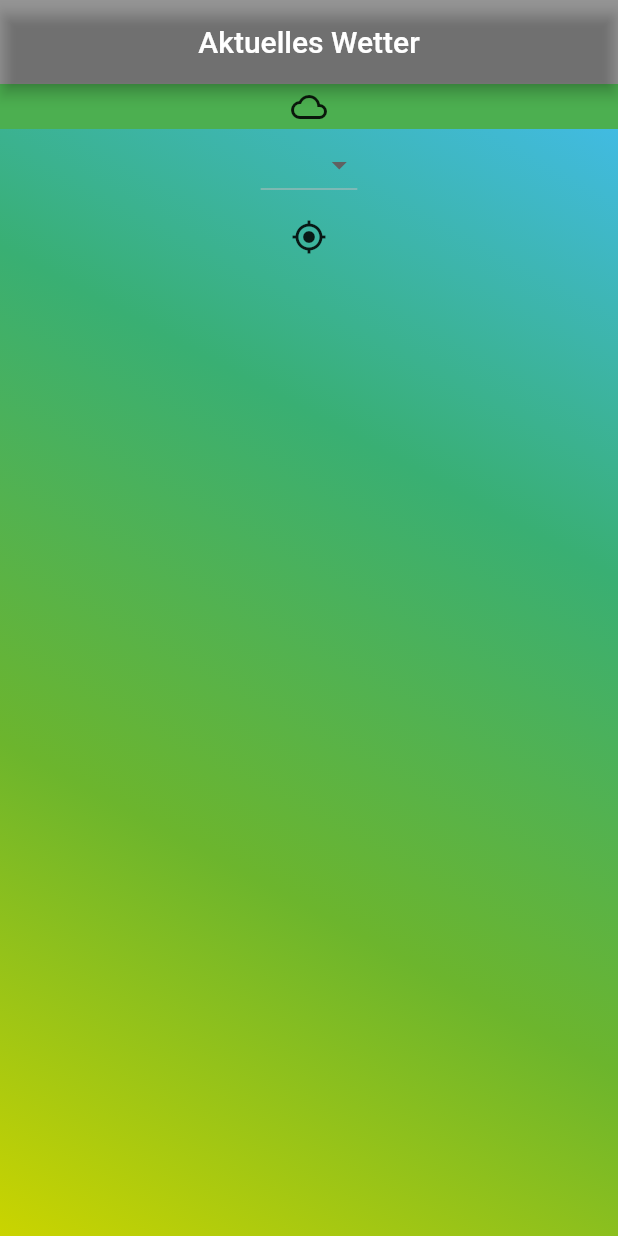
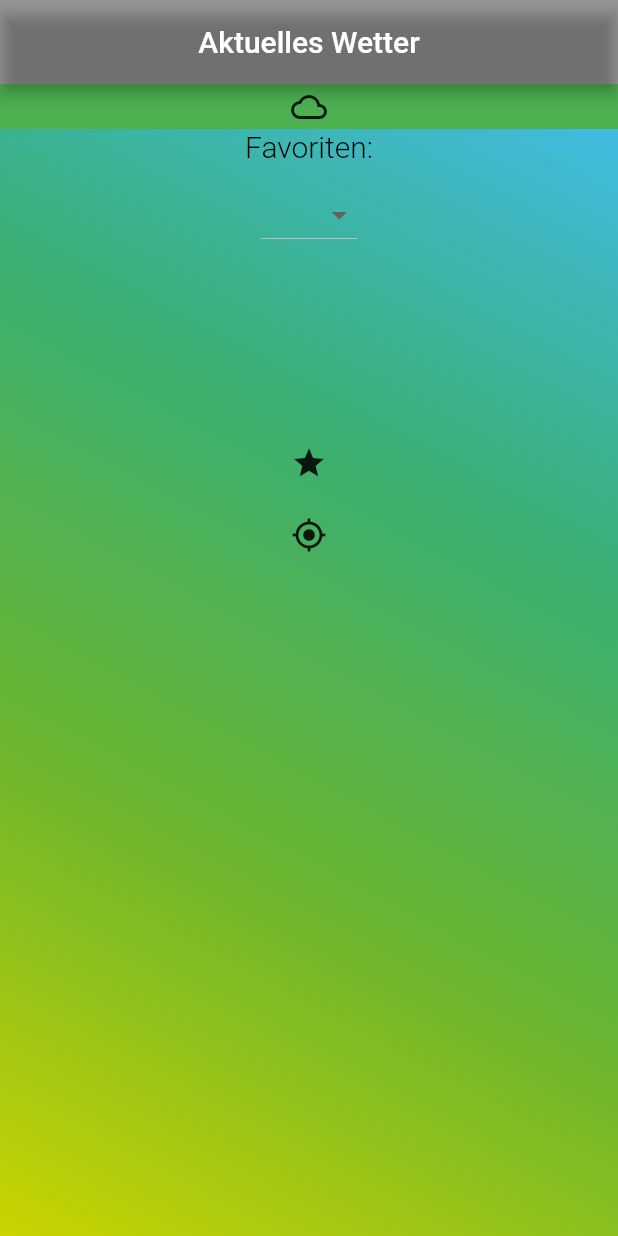
Before and after one commit to MCB-crypto/weather_app, a Flutter app: the screen it shows after launch, after a tap on the "gps fixed" icon, on a phone screen of 412 x 824 dp. Run offline on Flutter 3.47's test engine with Material 2 defaults, Android fonts, the phone set to English and light mode, and no system bars; our stand-ins replace cached_network_image, connectivity, geolocator, shared_preferences.

Commit message:
addedFavorites

```diff
--- a/lib/main.dart
+++ b/lib/main.dart
@@ -1,11 +1,16 @@
 import 'package:flutter/cupertino.dart';
 import 'package:flutter/material.dart';
+import 'package:provider/provider.dart';
+import 'package:weather_app/providers/weather_model.dart';
 import 'package:weather_app/screens/home_screen.dart';
 import 'package:weather_app/utilities/app_colors.dart';
 
 
 void main() {
-  runApp(const MyWeatherApp());
+  runApp(ChangeNotifierProvider(
+      create: (BuildContext context) => WeatherModel() ,
+      child: const MyWeatherApp())
+  );
 }
 
 class MyWeatherApp extends StatefulWidget {
--- a/lib/models/weather_response.dart
+++ b/lib/models/weather_response.dart
@@ -8,9 +8,9 @@ class WeatherResponse{
   String? cityName;
   Coordinates? coord;
 
-  WeatherResponse(this.cityName, this.coord);
+  WeatherResponse.favWeather(this.cityName, this.coord);
   WeatherResponse.empty();
-  WeatherResponse.favWeather(this.coord,this.weather, this.temp, this.cityName);
+  WeatherResponse(this.coord,this.weather, this.temp, this.cityName);
 
   WeatherResponse.fromJson(Map<String, dynamic> json) {
      final tempJson = json['main'];
@@ -32,7 +32,17 @@ class WeatherResponse{
     "name": cityName,
   };
 
-  factory WeatherResponse.fromFavJson(Map<String, dynamic> json) => WeatherResponse.favWeather(
+  Map<String, dynamic> toFavListJson() => {
+    "coord": coord!.toJson(),
+    "name": cityName,
+  };
+
+  factory WeatherResponse.fromFavListJson(Map<String, dynamic> json) => WeatherResponse.favWeather(
+    json["name"],
+    Coordinates.fromJson(json["coord"])
+  );
+
+  factory WeatherResponse.fromPrefJson(Map<String, dynamic> json) => WeatherResponse(
     Coordinates.fromJson(json["coord"]),
     Weather.fromJson(json['weather']),
     Temperature.fromJson(json["main"]),
--- /dev/null
+++ b/lib/providers/weather_model.dart
@@ -0,0 +1,85 @@
+import 'dart:convert';
+import 'package:flutter/material.dart';
+import 'package:weather_app/models/coordinates.dart';
+import 'package:weather_app/models/weather_response.dart';
+import 'package:shared_preferences/shared_preferences.dart';
+
+class WeatherModel extends ChangeNotifier{
+  WeatherResponse? _selectedItem;
+  WeatherResponse? _shownItem;
+  List<WeatherResponse> weatherFavs = [];
+
+
+  Future<void> _initFavs() async {
+    SharedPreferences pref = await SharedPreferences.getInstance();
+
+    final WeatherResponse weatherFav1 =
+    WeatherResponse.favWeather("Wien", Coordinates(14.3053, 46.6247));
+    final WeatherResponse weatherFav2 =
+    WeatherResponse.favWeather("Rom", Coordinates(12.4839, 41.8947));
+    final WeatherResponse weatherFav3 =
+    WeatherResponse.favWeather("Berlin", Coordinates(13.4105, 52.5244));
+    final WeatherResponse weatherFav4 =
+    WeatherResponse.favWeather("Bern", Coordinates(7.4474, 46.9481));
+
+    weatherFavs.add(weatherFav1);
+    weatherFavs.add(weatherFav2);
+    weatherFavs.add(weatherFav3);
+    weatherFavs.add(weatherFav4);
+
+    for(WeatherResponse weatherFav in weatherFavs){
+      String jsonString =jsonEncode(weatherFav.toFavListJson());
+      pref.setString(weatherFav.cityName!, jsonString);
+    }
+  }
+
+
+  List<WeatherResponse> get items => weatherFavs;
+
+  WeatherResponse? get selected => _selectedItem;
+
+  WeatherResponse? get shown => _shownItem;
+
+
+  Future<void> loadWeatherFavorites() async {
+    SharedPreferences pref = await SharedPreferences.getInstance();
+    const String prefKey = 'previousWeather';
+    Set<String> keys=pref.getKeys();
+    if (keys.length<=1){
+      _initFavs();
+    }else{
+      for(var key in keys){
+        if (key!=prefKey){
+          WeatherResponse weatherRes=WeatherResponse.fromFavListJson(json.decode(pref.getString(key)!));
+          weatherFavs.add(weatherRes);
+        }
+    }
+    }
+
+    notifyListeners();
+  }
+
+  Future<void> addItem(WeatherResponse s) async {
+    SharedPreferences pref = await SharedPreferences.getInstance();
+
+    if(pref.getString(s.cityName!)==null)
+      {
+        weatherFavs.add(s);
+
+        String jsonString =jsonEncode(s.toJson());
+        pref.setString(s.cityName!, jsonString);
+      }
+
+  }
+
+  void setShownItem(WeatherResponse? s) {
+    _shownItem = s;
+
+  }
+
+  void setSelectedItem(WeatherResponse? s) {
+    _selectedItem = s;
+    notifyListeners();
+  }
+
+}
--- a/lib/providers/weather_provider.dart
+++ /dev/null
@@ -1,13 +0,0 @@
-import 'package:flutter/material.dart';
-import 'package:weather_app/models/weather_response.dart';
-
-class WeatherProvider with ChangeNotifier{
-  WeatherResponse? _weatherRes;
-
-  WeatherResponse get weatherRes => _weatherRes!;
-
-  void setSelectedItem(WeatherResponse s) {
-    _weatherRes = s;
-    notifyListeners();
-  }
-}
--- a/lib/screens/home_screen.dart
+++ b/lib/screens/home_screen.dart
@@ -1,15 +1,21 @@
 import 'dart:async';
 import 'dart:convert';
 import 'package:connectivity/connectivity.dart';
+import 'package:flutter/cupertino.dart';
 import 'package:flutter/material.dart';
 import 'package:geolocator/geolocator.dart';
 import 'package:shared_preferences/shared_preferences.dart';
 import 'package:weather_app/models/coordinates.dart';
 import 'package:weather_app/models/weather_response.dart';
+import 'package:weather_app/providers/weather_model.dart';
+import 'package:weather_app/utilities/helpers.dart';
+import 'package:weather_app/widgets/add_to_favorites.dart';
+import 'package:weather_app/widgets/favorite_dropdown.dart';
 import 'package:weather_app/widgets/gradient_background.dart';
 import 'package:weather_app/widgets/show_weather.dart';
 import 'package:weather_app/widgets/status_bar.dart';
 import 'dart:developer' as developer;
+import 'package:provider/provider.dart';
 
 class HomeScreen extends StatefulWidget {
   const HomeScreen({Key? key}) : super(key: key);
@@ -20,34 +26,17 @@ class HomeScreen extends StatefulWidget {
 
 class _HomeScreenState extends State<HomeScreen> {
   bool isConnected = true;
+  bool gpsButtonPressed=false;
   static const String prefKey = 'previousWeather';
   WeatherResponse? _selectedValue;
   WeatherResponse? _weatherRes;
 
-  final WeatherResponse weatherFav1 =
-  WeatherResponse("Wien", Coordinates(14.3053, 46.6247));
-  final WeatherResponse weatherFav2 =
-  WeatherResponse("Rom", Coordinates(12.4839, 41.8947));
-  final WeatherResponse weatherFav3 =
-  WeatherResponse("Berlin", Coordinates(13.4105, 52.5244));
-  final WeatherResponse weatherFav4 =
-  WeatherResponse("Bern", Coordinates(7.4474, 46.9481));
-  List<WeatherResponse> weatherFavs = [];
-
-
-
-  void _addFavs() {
-    weatherFavs.add(weatherFav1);
-    weatherFavs.add(weatherFav2);
-    weatherFavs.add(weatherFav3);
-    weatherFavs.add(weatherFav4);
-  }
 
   void _getFromSharedPrefs() async{
     SharedPreferences pref = await SharedPreferences.getInstance();
     if (pref.getString(prefKey)!=null) {
       _weatherRes =
-          WeatherResponse.fromFavJson(json.decode(pref.getString(prefKey)!));
+          WeatherResponse.fromPrefJson(json.decode(pref.getString(prefKey)!));
     }
   }
 
@@ -56,6 +45,7 @@ class _HomeScreenState extends State<HomeScreen> {
     final gpsPosition= await Geolocator.getCurrentPosition(desiredAccuracy: LocationAccuracy.best);
     _weatherRes=WeatherResponse.empty();
     _selectedValue=null;
+    gpsButtonPressed=true;
     setState(() {
       _weatherRes!.coord=Coordinates(gpsPosition.longitude,gpsPosition.latitude);
     });
@@ -80,7 +70,6 @@ class _HomeScreenState extends State<HomeScreen> {
   void initState() {
     developer.log("initState");
     _getFromSharedPrefs();
-    _addFavs();
     _getConnectivity();
     StreamSubscription subscription = Connectivity()
         .onConnectivityChanged
@@ -94,6 +83,7 @@ class _HomeScreenState extends State<HomeScreen> {
 
   @override
   Widget build(BuildContext context) {
+    return Consumer<WeatherModel>(builder:(context ,provider,__){
       return Stack(
         children: [
           const GradientBackground(),
@@ -101,28 +91,26 @@ class _HomeScreenState extends State<HomeScreen> {
             StatusBar(
               isConnected: isConnected,
             ),
-          DropdownButton<WeatherResponse>(
-            value: _selectedValue,
-            onChanged: (WeatherResponse? newValue) {
-              setState(() {
-                _selectedValue = newValue;
-              });
-            },
-            items: weatherFavs.map<DropdownMenuItem<WeatherResponse>>(
-                    (WeatherResponse value) {
-                  return DropdownMenuItem<WeatherResponse>(
-                    value: value,
-                    child: Text(value.cityName!),
-                  );
-                }).toList(),
+            ((){
+              return const  FavoriteDropdown();
+            }()),
+            SizedBox(
+              height: Helpers(context).getScreenHeight()/7,
             ),
             (() {
+              developer.log("reBuild");
+              if (provider.selected!=null && gpsButtonPressed==false){
+                _selectedValue=provider.selected;
+              }
               if (_selectedValue != null) {
                 return ShowWeather(
                     city: _selectedValue!.cityName!,
                     key: ObjectKey(_selectedValue)
                 );
               } else if(_weatherRes != null){
+                if(gpsButtonPressed==true) {
+                  gpsButtonPressed=false;
+                }
                 return ShowWeather(
                     coord: (_weatherRes!.cityName ==null && _weatherRes!.coord !=null)?_weatherRes!.coord:null,
                     weatherRes: (_weatherRes!.cityName !=null && _weatherRes!.coord !=null)?_weatherRes!:null,
@@ -132,13 +120,16 @@ class _HomeScreenState extends State<HomeScreen> {
                 return Container();
               }
             }()),
+            const AddToFavorites(),
             IconButton(onPressed: (){
               _getPosition();
             },
                 icon: const Icon(Icons.gps_fixed)
             ),
+
           ]),
         ],
       );
+    });
   }
 }
--- a/lib/utilities/app_text_style.dart
+++ b/lib/utilities/app_text_style.dart
@@ -4,6 +4,7 @@ import 'package:flutter/material.dart';
 
 @immutable
 class AppTextStyle {
-  final city=const TextStyle(color:Colors.black, fontSize: 30, fontWeight: FontWeight.w300,);
+  final city=const TextStyle(color:Colors.black, fontSize: 30, fontWeight: FontWeight.w400,);
+  final headline=const TextStyle(color:Colors.black, fontSize: 20, fontWeight: FontWeight.w300,);
   const AppTextStyle();
 }
--- /dev/null
+++ b/lib/widgets/add_to_favorites.dart
@@ -0,0 +1,24 @@
+import 'package:flutter/material.dart';
+import 'package:provider/provider.dart';
+import 'package:weather_app/models/weather_response.dart';
+import 'package:weather_app/providers/weather_model.dart';
+
+class AddToFavorites extends StatefulWidget {
+  const AddToFavorites({Key? key}) : super(key: key);
+
+  @override
+  _AddToFavoritesState createState() => _AddToFavoritesState();
+}
+
+class _AddToFavoritesState extends State<AddToFavorites> {
+  WeatherResponse? _shownWeather;
+  @override
+  Widget build(BuildContext context) {
+    return IconButton(onPressed: (){
+      _shownWeather=Provider.of<WeatherModel>(context, listen: false).shown;
+      Provider.of<WeatherModel>(context, listen: false).addItem(_shownWeather!);
+    },
+        icon: const Icon(Icons.star),
+    splashColor: Colors.amber,);
+  }
+}
--- /dev/null
+++ b/lib/widgets/favorite_dropdown.dart
@@ -0,0 +1,57 @@
+import 'package:flutter/material.dart';
+import 'package:provider/provider.dart';
+import 'package:weather_app/models/weather_response.dart';
+import 'package:weather_app/providers/weather_model.dart';
+import 'package:weather_app/utilities/app_text_style.dart';
+
+class FavoriteDropdown extends StatefulWidget {
+  const FavoriteDropdown({Key? key}) : super(key: key);
+
+  @override
+  State<FavoriteDropdown> createState() => _FavoriteDropdownState();
+}
+
+class _FavoriteDropdownState extends State<FavoriteDropdown> {
+  WeatherResponse? _selectedValue;
+  List<WeatherResponse>? favList;
+
+  @override
+  void initState() {
+    favList=Provider.of<WeatherModel>(context, listen: false).items;
+    if(favList!.isEmpty)
+    {Provider.of<WeatherModel>(context, listen: false).loadWeatherFavorites();}
+    super.initState();
+  }
+
+  @override
+  Widget build(BuildContext context) {
+    return Consumer<WeatherModel>(builder: (context,provider,__){
+      return Column(
+        children: [
+          Text("Favoriten:",style: const AppTextStyle().headline,),
+          const SizedBox(
+            height: 10,
+          ),
+          DropdownButton<WeatherResponse>(
+            value: _selectedValue,
+            onChanged: (WeatherResponse? newValue) {
+              //Provider.of<WeatherModel>(context, listen: false).setSelectedItem(newValue!);
+              provider.setSelectedItem(newValue!);
+              setState(() {
+                _selectedValue = newValue;
+              });
+            },
+            items: provider.items.map<DropdownMenuItem<WeatherResponse>>(
+                    (WeatherResponse value) {
+                  return DropdownMenuItem<WeatherResponse>(
+                    value: value,
+                    child: Text(value.cityName!),
+                  );
+                }).toList(),
+          ),
+
+        ],
+      );
+    });
+  }
+}
--- a/lib/widgets/show_weather.dart
+++ b/lib/widgets/show_weather.dart
@@ -1,8 +1,10 @@
 import 'dart:convert';
 import 'package:flutter/material.dart';
+import 'package:provider/provider.dart';
 import 'package:shared_preferences/shared_preferences.dart';
 import 'package:weather_app/models/coordinates.dart';
 import 'package:weather_app/models/weather_response.dart';
+import 'package:weather_app/providers/weather_model.dart';
 import 'package:weather_app/utilities/app_text_style.dart';
 import 'package:weather_app/utilities/data_service.dart';
 import 'package:weather_app/utilities/helpers.dart';
@@ -33,6 +35,8 @@ class _ShowWeatherState extends State<ShowWeather> {
     String jsonString =jsonEncode(_response!.toJson());
 
     pref.setString(prefKey, jsonString);
+
+    Provider.of<WeatherModel>(context, listen: false).setShownItem(_response!);
 
     developer.log('Set to shared preferences: ' + pref.getString(prefKey)!);
   }
```
Lines whose indentation alone changed are shown as unchanged.
